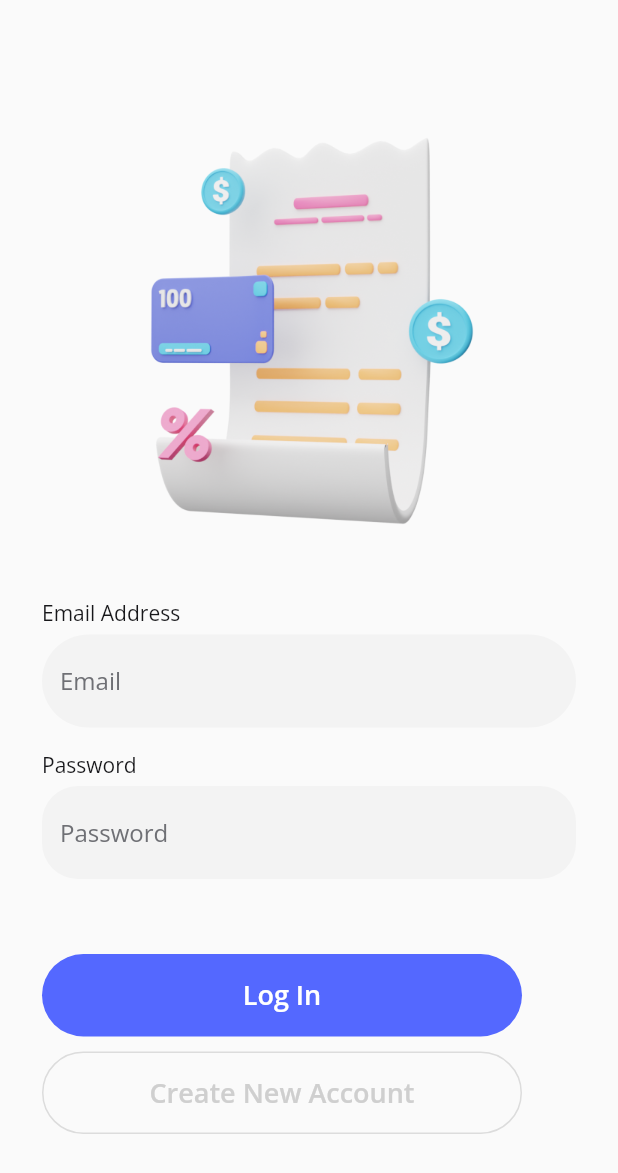
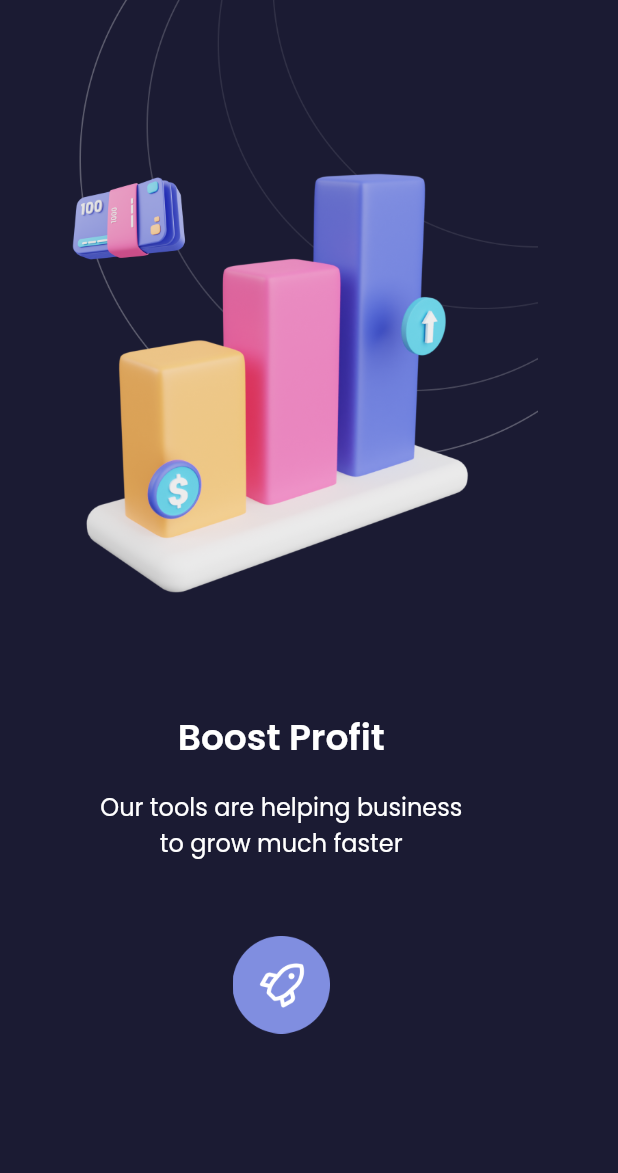
Before and after one commit to xenopati/sevendays, a Flutter app: the screen it shows after launch, on a phone screen of 412 x 824 dp. Shown: the top 1173 px of the screen. Run offline on Flutter 3.47's test engine with Material 2 defaults, Android fonts, the phone set to English and light mode, and no system bars; our stand-ins replace google_fonts.

Commit message:
Day 4 - Empty State (Finish)

```diff
--- a/lib/main.dart
+++ b/lib/main.dart
@@ -1,7 +1,9 @@
 import 'package:flutter/material.dart';
+import 'package:sevendays/pages/first_empty.dart';
 import 'package:sevendays/pages/first_signin.dart';
 import 'package:sevendays/pages/first_splash.dart';
 import 'package:sevendays/pages/first_started.dart';
+import 'package:sevendays/pages/second_empty.dart';
 import 'package:sevendays/pages/second_signin.dart';
 import 'package:sevendays/pages/second_splash.dart';
 import 'package:sevendays/pages/second_started.dart';
@@ -12,7 +14,7 @@ class SevenDays extends StatelessWidget {
   @override
   Widget build(BuildContext context) {
     return MaterialApp(
-      home: SecondSignIn(),
+      home: SecondEmpty(),
     );
   }
 }
--- /dev/null
+++ b/lib/pages/second_empty.dart
@@ -0,0 +1,48 @@
+import 'package:flutter/material.dart';
+import 'package:sevendays/widgets/theme.dart';
+
+class SecondEmpty extends StatelessWidget {
+  @override
+  Widget build(BuildContext context) {
+    return Scaffold(
+      backgroundColor: Color(0xff1B1B33),
+      body: Column(
+        children: [
+          Image.asset(
+            'assets/chart_illustration.png',
+            width: 375,
+            height: 414,
+          ),
+          SizedBox(
+            height: 60,
+          ),
+          Text(
+            'Boost Profit',
+            style: titleTextStyle,
+          ),
+          SizedBox(
+            height: 16,
+          ),
+          Text(
+            'Our tools are helping business\nto grow much faster',
+            style: lightTextStyle.copyWith(
+              color: Colors.white,
+            ),
+            textAlign: TextAlign.center,
+          ),
+          SizedBox(
+            height: 50,
+          ),
+          InkResponse(
+            onTap: () {},
+            child: Image.asset(
+              'assets/rocket_button.png',
+              width: 65,
+              height: 65,
+            ),
+          )
+        ],
+      ),
+    );
+  }
+}
```
Also changed, not shown: lib/pages/first_empty.dart (added, +56 -0 lines).
